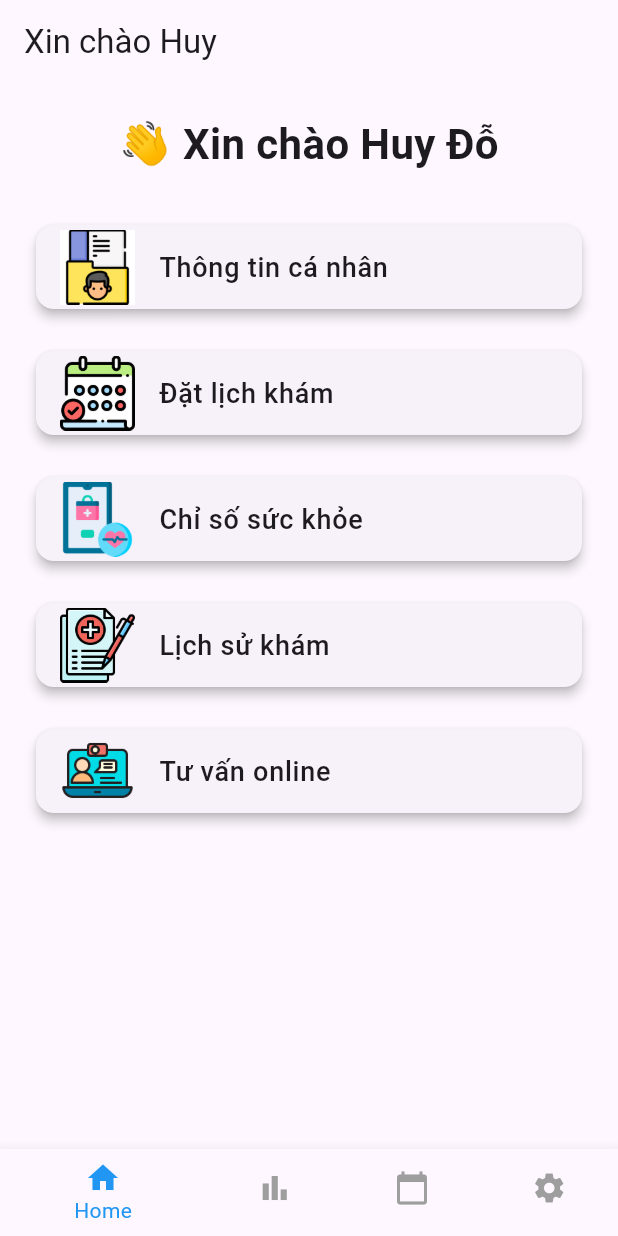
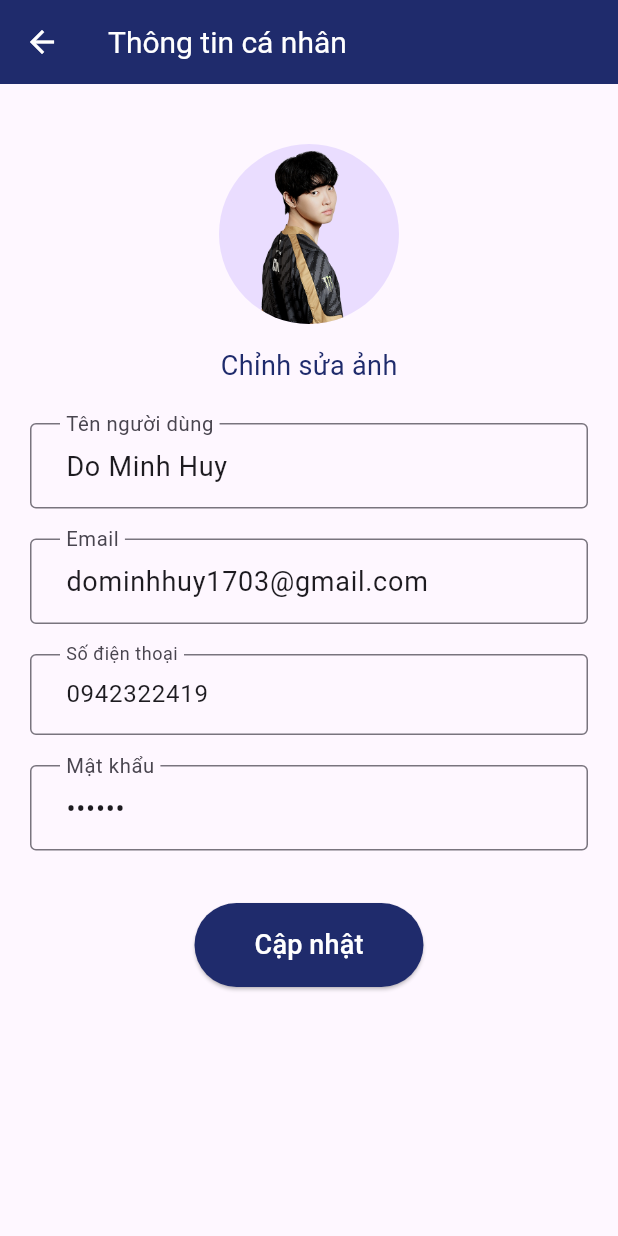
Before and after one commit to dominhhuy1703/Medical_Clinic, a Flutter app: the screen it shows after launch, after a tap on "Thông tin cá nhân", on a phone screen of 412 x 824 dp. Run offline on Flutter 3.47's test engine with Material 3 defaults, Android fonts, the phone set to English and light mode, and no system bars.

Commit message:
[HUY] Upload Screen PersonalInfo

```diff
--- a/MedicalClinic/lib/home_screen.dart
+++ b/MedicalClinic/lib/home_screen.dart
@@ -1,43 +1,58 @@
 import 'package:flutter/material.dart';
+import 'personal_screen.dart';
 
 class HomeScreen extends StatelessWidget {
+  Color primaryColor = Color(0xFF1F2B6C);
   @override
   Widget build(BuildContext context) {
     return Scaffold(
-      appBar: AppBar(
-        title: Text('Xin chào Huy'),
-      ),
       body: Padding(
         padding: const EdgeInsets.all(20.0),
         child: Column(
+          children: [
+            SizedBox(height: 60), // Khoảng cách phía trên dòng "Xin chào Huy Đỗ"
+            Row(
+              mainAxisAlignment: MainAxisAlignment.spaceBetween,
               children: [
                 Text(
                   '👋 Xin chào Huy Đỗ',
                   style: TextStyle(fontSize: 28, fontWeight: FontWeight.bold),
                 ),
-            SizedBox(height: 20),
+                CircleAvatar(
+                  radius: 25,
+                  backgroundImage: AssetImage('assets/avatar.png'), // Thay thế bằng đường dẫn ảnh avatar đúng
+                ),
+              ],
+            ),
+            SizedBox(height: 30),
             Expanded(
               child: ListView(
                 children: [
                   _buildHomeTile(
                     context,
                     'Thông tin cá nhân',
-                    'assets/personal_info.png', // Replace with correct asset
+                    'assets/personal_info.png',
                   ),
                   _buildHomeTile(
                     context,
                     'Đặt lịch khám',
-                    'assets/appointment.png', // Replace with correct asset
+                    'assets/appointment.png',
                   ),
                   _buildHomeTile(
                     context,
-                    'Chỉ số sức khỏe', 'assets/health_metrics.png'),
+                    'Chỉ số sức khỏe',
+                    'assets/health_metrics.png',
+                  ),
                   _buildHomeTile(
                     context,
-                    'Lịch sử khám', 'assets/medical_history.png'),
+                    'Lịch sử khám',
+                    'assets/medical_history.png',
+                  ),
                   _buildHomeTile(
                     context,
-                    'Tư vấn online', 'assets/online_consult.png'),
+                    'Tư vấn online',
+                    'assets/online_consult.png',
+                  ),
                 ],
               ),
             ),
@@ -51,7 +66,7 @@ class HomeScreen extends StatelessWidget {
           BottomNavigationBarItem(icon: Icon(Icons.calendar_today), label: 'Lịch sử'),
           BottomNavigationBarItem(icon: Icon(Icons.settings), label: 'Cài đặt'),
         ],
-        selectedItemColor: Colors.blue,
+        selectedItemColor: primaryColor,
         unselectedItemColor: Colors.grey,
       ),
     );
@@ -59,18 +74,30 @@ class HomeScreen extends StatelessWidget {
 
   Widget _buildHomeTile(BuildContext context, String title, String imagePath) {
     return Padding(
-      padding: const EdgeInsets.symmetric(vertical: 10.0),
+      padding: const EdgeInsets.symmetric(vertical: 8.0),
       child: Card(
         elevation: 3,
+        child: Container(
+          height: 70,
           child: ListTile(
+            contentPadding: EdgeInsets.symmetric(horizontal: 20.0),
             leading: Image.asset(imagePath, width: 50, height: 50),
             title: Text(
               title,
               style: TextStyle(fontSize: 18, fontWeight: FontWeight.w500),
             ),
             onTap: () {
-            // Add navigation or actions based on tile tap
+              if (title == 'Thông tin cá nhân') {
+                Navigator.push(
+                  context,
+                  MaterialPageRoute(
+                    builder: (context) => PersonalScreen(),
+                  ),
+                );
+              }
+              // Các hành động khác cho các mục khác nếu cần
             },
+          ),
         ),
       ),
     );
--- a/MedicalClinic/lib/login_screen.dart
+++ b/MedicalClinic/lib/login_screen.dart
@@ -12,7 +12,7 @@ class _LoginScreenState extends State<LoginScreen> {
   final TextEditingController _passwordController = TextEditingController();
 
   // Sample credentials
-  final String correctPhone = 'dominhhuy1703@gmail.com';
+  final String correctPhone = '0942322419';
   final String correctPassword = '170302';
 
   Color primaryColor = Color(0xFF1F2B6C);
@@ -32,7 +32,7 @@ class _LoginScreenState extends State<LoginScreen> {
     } else {
       // Show an error message if credentials are incorrect
       ScaffoldMessenger.of(context).showSnackBar(
-        SnackBar(content: Text('Invalid email or password')),
+        SnackBar(content: Text('Invalid phone or password')),
       );
     }
   }
--- /dev/null
+++ b/MedicalClinic/lib/personal_screen.dart
@@ -0,0 +1,80 @@
+import 'package:flutter/material.dart';
+import 'package:flutter/services.dart';
+
+class PersonalScreen extends StatelessWidget {
+  final Color primaryColor = Color(0xFF1F2B6C);
+
+  final TextEditingController nameController = TextEditingController(text: "Do Minh Huy");
+  final TextEditingController emailController = TextEditingController(text: "dominhhuy1703@gmail.com");
+  final TextEditingController phoneController = TextEditingController(text: "0942322419");
+  final TextEditingController passwordController = TextEditingController(text: "170302");
+
+  @override
+  Widget build(BuildContext context) {
+    return Scaffold(
+      appBar: AppBar(
+        backgroundColor: primaryColor,
+        title: Text(
+          "Thông tin cá nhân",
+          style: TextStyle(color: Colors.white, fontSize: 20), // Đặt màu chữ tiêu đề là trắng
+        ),
+        iconTheme: IconThemeData(color: Colors.white), // Đặt màu của icon Back là trắng
+      ),
+      body: SingleChildScrollView( // Cho phép cuộn nội dung
+        child: Padding(
+          padding: const EdgeInsets.all(20.0),
+          child: Column(
+            crossAxisAlignment: CrossAxisAlignment.center,
+            children: [
+              SizedBox(height: 20),
+              CircleAvatar(
+                radius: 60,
+                backgroundImage: AssetImage('assets/avatar.png'), // Đường dẫn ảnh avatar của bạn
+              ),
+              SizedBox(height: 15),
+              Text("Chỉnh sửa ảnh", style: TextStyle(color: primaryColor, fontSize: 18)),
+              SizedBox(height: 25),
+              _buildTextField("Tên người dùng", nameController, fontSize: 18),
+              SizedBox(height: 20),
+              _buildTextField("Email", emailController, fontSize: 18),
+              SizedBox(height: 20),
+              _buildTextField("Số điện thoại", phoneController, fontSize: 16, isPhone: true),
+              SizedBox(height: 20),
+              _buildTextField("Mật khẩu", passwordController, fontSize: 18, isPassword: true),
+              SizedBox(height: 35),
+              ElevatedButton(
+                onPressed: () {
+                  // Hành động cập nhật
+                },
+                style: ElevatedButton.styleFrom(
+                  backgroundColor: primaryColor,
+                  padding: EdgeInsets.symmetric(horizontal: 40, vertical: 15),
+                ),
+                child: Text(
+                  "Cập nhật",
+                  style: TextStyle(color: Colors.white, fontSize: 18), // Đặt màu chữ là trắng
+                ),
+              ),
+            ],
+          ),
+        ),
+      ),
+    );
+  }
+
+  Widget _buildTextField(String label, TextEditingController controller, {bool isPassword = false, bool isPhone = false, double fontSize = 14}) {
+    return TextField(
+      controller: controller,
+      obscureText: isPassword,
+      keyboardType: isPhone ? TextInputType.number : TextInputType.text,
+      inputFormatters: isPhone ? [FilteringTextInputFormatter.digitsOnly] : [], // Chỉ cho phép nhập số nếu là Số điện thoại
+      style: TextStyle(fontSize: fontSize),
+      decoration: InputDecoration(
+        labelText: label,
+        labelStyle: TextStyle(fontSize: fontSize),
+        border: OutlineInputBorder(),
+        contentPadding: EdgeInsets.symmetric(horizontal: 20, vertical: 15),
+      ),
+    );
+  }
+}
--- a/MedicalClinic/lib/signup_screen.dart
+++ b/MedicalClinic/lib/signup_screen.dart
@@ -16,7 +16,7 @@ class _SignUpScreenState extends State<SignUpScreen> {
     return Scaffold(
       body: SafeArea(
         child: Center(
-          child: Padding(
+          child: SingleChildScrollView(  // Thêm SingleChildScrollView
             padding: const EdgeInsets.symmetric(horizontal: 20.0),
             child: Column(
               mainAxisAlignment: MainAxisAlignment.center,
@@ -59,7 +59,7 @@ class _SignUpScreenState extends State<SignUpScreen> {
                 SizedBox(height: 20),
                 // Phone Field - only allows number input
                 TextField(
-                  keyboardType: TextInputType.number,  // Chỉ cho phép nhập số
+                  keyboardType: TextInputType.phone,  // Để chỉ cho phép nhập số điện thoại
                   decoration: InputDecoration(
                     labelText: 'Số điện thoại',
                     border: OutlineInputBorder(),
--- a/MedicalClinic/pubspec.yaml
+++ b/MedicalClinic/pubspec.yaml
@@ -63,6 +63,7 @@ flutter:
   #   - images/a_dot_burr.jpeg
   #   - images/a_dot_ham.jpeg
   assets:
+    - assets/avatar.png
     - assets/img1.png
     - assets/personal_info.png
     - assets/appointment.png
```
Also changed, not shown: MedicalClinic/assets/avatar.png (added). Lines whose indentation alone changed are shown as unchanged.
